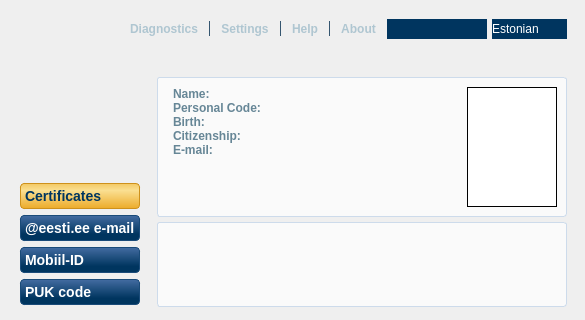
This is src/ui/MainWindow.ui in open-eid/qesteidutil as Qt 5 draws it before an edit; both pictures show x 0 to 585 and y 0 to 320 of the 585 by 535 pixel window. The edited form follows.
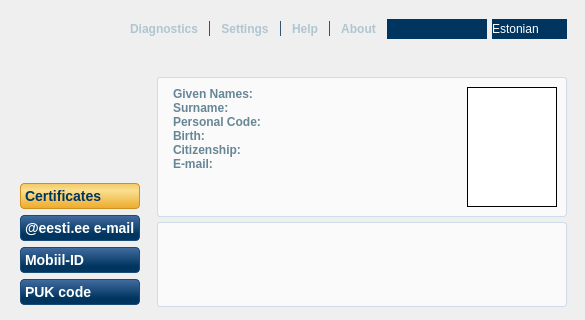
This is the edited form. Icons and pictures are not drawn. Custom widgets are drawn as their Qt base class.

Commit message:
* Split name to separate lines * Elide email * Show tooltips
Ticket: #23924

The edit to the form file:
```diff
--- a/src/ui/MainWindow.ui
+++ b/src/ui/MainWindow.ui
@@ -90,9 +90,10 @@
 #personalInfo #pictureFrame
 { font-size: 13px; font-weight: normal; border: 1px solid black; background: #FFFFFF; }
 
-#personalInfo #personalName, #personalInfo #personalRegNr, 
-#personalInfo #personalCode, #personalInfo #personalBirth, 
-#personalInfo #personalCitizen, #personalInfo #personalEmail 
+#personalInfo #personalName, #personalInfo #personalRegNr,
+#personalInfo #personalCode, #personalInfo #personalBirth,
+#personalInfo #personalCitizen, #personalInfo #personalEmail,
+#personalInfo #surName
 { color: black; }
 
 #headerDiagnostics, #headerSettings, #headerHelp, #headerAbout {
@@ -458,28 +459,44 @@
             <number>0</number>
            </property>
            <item row="0" column="0">
-            <layout class="QHBoxLayout" name="personalNameLayout">
+            <layout class="QHBoxLayout" name="personalNameLayout" stretch="0,1">
+             <property name="spacing">
+              <number>3</number>
+             </property>
              <item>
               <widget class="QLabel" name="personalNameLabel">
                <property name="text">
-                <string>Name:</string>
+                <string>Given Names:</string>
                </property>
               </widget>
              </item>
              <item>
-              <widget class="QLabel" name="personalName">
-               <property name="sizePolicy">
-                <sizepolicy hsizetype="Expanding" vsizetype="Preferred">
-                 <horstretch>0</horstretch>
-                 <verstretch>0</verstretch>
-                </sizepolicy>
-               </property>
-              </widget>
+              <widget class="QLabel" name="personalName"/>
              </item>
             </layout>
            </item>
            <item row="1" column="0">
-            <layout class="QHBoxLayout" name="personalCodeLayout">
+            <layout class="QHBoxLayout" name="surNameLayout" stretch="0,1">
+             <property name="spacing">
+              <number>3</number>
+             </property>
+             <item>
+              <widget class="QLabel" name="surNameLabel">
+               <property name="text">
+                <string>Surname:</string>
+               </property>
+              </widget>
+             </item>
+             <item>
+              <widget class="QLabel" name="surName"/>
+             </item>
+            </layout>
+           </item>
+           <item row="2" column="0">
+            <layout class="QHBoxLayout" name="personalCodeLayout" stretch="0,1">
+             <property name="spacing">
+              <number>3</number>
+             </property>
              <item>
               <widget class="QLabel" name="personalCodeLabel">
                <property name="text">
@@ -488,19 +505,15 @@
               </widget>
              </item>
              <item>
-              <widget class="QLabel" name="personalCode">
-               <property name="sizePolicy">
-                <sizepolicy hsizetype="Expanding" vsizetype="Preferred">
-                 <horstretch>0</horstretch>
-                 <verstretch>0</verstretch>
-                </sizepolicy>
-               </property>
-              </widget>
+              <widget class="QLabel" name="personalCode"/>
              </item>
             </layout>
            </item>
-           <item row="2" column="0">
-            <layout class="QHBoxLayout" name="personalBirthLayout">
+           <item row="3" column="0">
+            <layout class="QHBoxLayout" name="personalBirthLayout" stretch="0,1">
+             <property name="spacing">
+              <number>3</number>
+             </property>
              <item>
               <widget class="QLabel" name="personalBirthLabel">
                <property name="text">
@@ -509,19 +522,15 @@
               </widget>
              </item>
              <item>
-              <widget class="QLabel" name="personalBirth">
-               <property name="sizePolicy">
-                <sizepolicy hsizetype="Expanding" vsizetype="Preferred">
-                 <horstretch>0</horstretch>
-                 <verstretch>0</verstretch>
-                </sizepolicy>
-               </property>
-              </widget>
+              <widget class="QLabel" name="personalBirth"/>
              </item>
             </layout>
            </item>
-           <item row="3" column="0">
-            <layout class="QHBoxLayout" name="personalCitizenLayout">
+           <item row="4" column="0">
+            <layout class="QHBoxLayout" name="personalCitizenLayout" stretch="0,1">
+             <property name="spacing">
+              <number>3</number>
+             </property>
              <item>
               <widget class="QLabel" name="personalCitizenLabel">
                <property name="text">
@@ -530,19 +539,15 @@
               </widget>
              </item>
              <item>
-              <widget class="QLabel" name="personalCitizen">
-               <property name="sizePolicy">
-                <sizepolicy hsizetype="Expanding" vsizetype="Preferred">
-                 <horstretch>0</horstretch>
-                 <verstretch>0</verstretch>
-                </sizepolicy>
-               </property>
-              </widget>
+              <widget class="QLabel" name="personalCitizen"/>
              </item>
             </layout>
            </item>
-           <item row="4" column="0">
-            <layout class="QHBoxLayout" name="personalEmailLayout">
+           <item row="5" column="0">
+            <layout class="QHBoxLayout" name="personalEmailLayout" stretch="0,1">
+             <property name="spacing">
+              <number>3</number>
+             </property>
              <item>
               <widget class="QLabel" name="personalEmailLabel">
                <property name="text">
@@ -551,18 +556,11 @@
               </widget>
              </item>
              <item>
-              <widget class="QLabel" name="personalEmail">
-               <property name="sizePolicy">
-                <sizepolicy hsizetype="Expanding" vsizetype="Preferred">
-                 <horstretch>0</horstretch>
-                 <verstretch>0</verstretch>
-                </sizepolicy>
-               </property>
-              </widget>
+              <widget class="QLabel" name="personalEmail"/>
              </item>
             </layout>
            </item>
-           <item row="5" column="0">
+           <item row="6" column="0">
             <spacer name="personalInfoSpacer">
              <property name="orientation">
               <enum>Qt::Vertical</enum>
@@ -575,7 +573,7 @@
              </property>
             </spacer>
            </item>
-           <item row="0" column="1" rowspan="6">
+           <item row="0" column="1" rowspan="7">
             <widget class="QLabel" name="pictureFrame">
              <property name="minimumSize">
               <size>
```
The commit also changes 6 other files.
